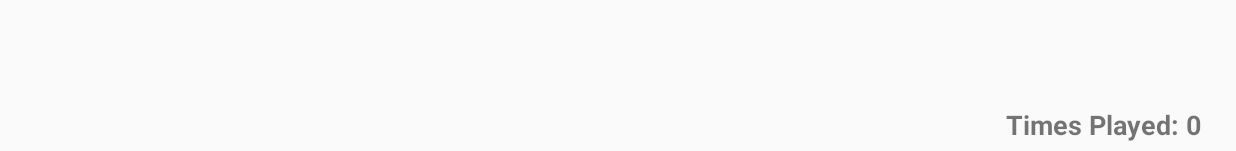
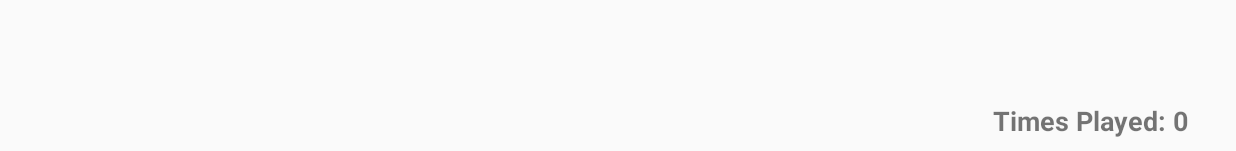
Before and after one commit to Debugx-x/Impostors, an Android app: the game screen opened directly, with no data from a screen before it, on a phone screen of 824 x 412 dp (held sideways). Shown: the part 464-615 px from the top of the screen. Run offline under Robolectric (Android 15) with nearby library versions, the phone set to English and light mode, and no system bars; 2 statements that could not run were skipped.

Commit message:
[vaibhav] Finished writing game.java
I have implemented and designed game screen, I have also wired it to work with Minesfield.class

```diff
--- a/app/src/main/res/layout/activity_game.xml
+++ b/app/src/main/res/layout/activity_game.xml
@@ -13,7 +13,7 @@
         android:layout_alignParentTop="true"
         android:layout_centerHorizontal="true"
         android:layout_marginStart="12dp"
-        android:layout_marginTop="55dp">
+        android:layout_marginTop="50dp">
 
         <TableRow
             android:layout_width="match_parent"
@@ -38,13 +38,13 @@
 
     <TextView
         android:id="@+id/txt_timesplayed"
-        android:layout_width="141dp"
-        android:layout_height="wrap_content"
+        android:layout_width="150dp"
+        android:layout_height="43dp"
         android:layout_alignParentEnd="true"
         android:layout_alignParentBottom="true"
         android:layout_marginTop="377dp"
         android:layout_marginEnd="12dp"
-        android:layout_marginBottom="7dp"
+        android:layout_marginBottom="8dp"
         android:text="TextView"
         android:textSize="18sp"
         android:textStyle="bold" />
```
Also changed, not shown: app/src/main/java/com/vaibhavs/MineSweeper/UI/game.java (+30 -8 lines).
